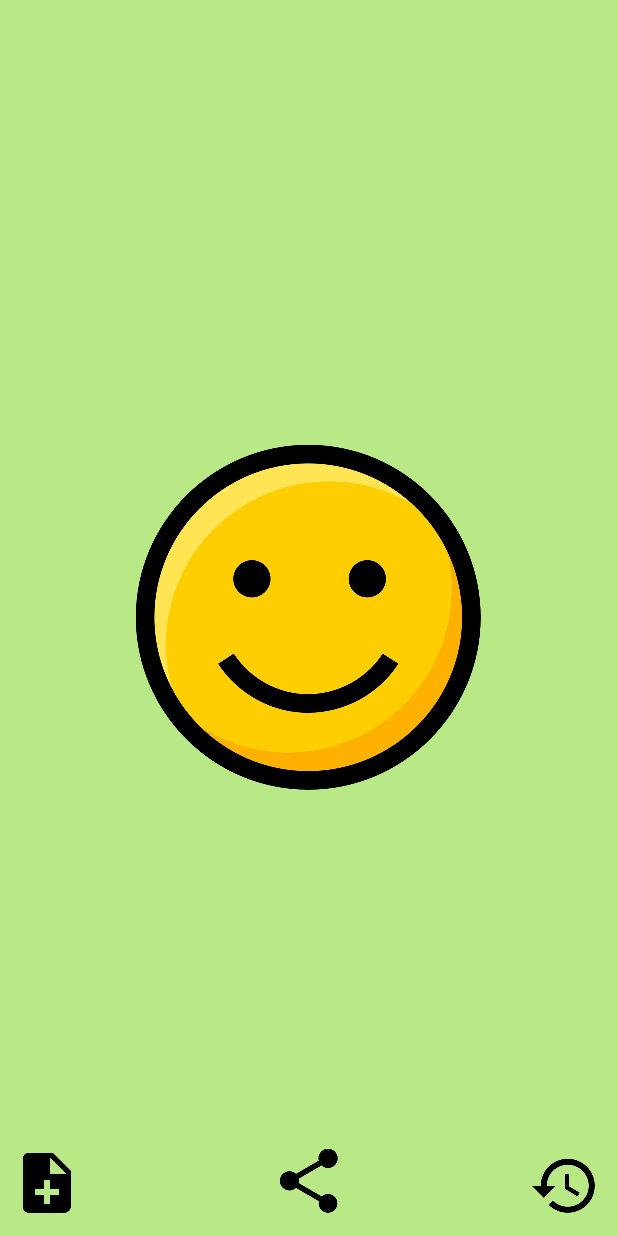
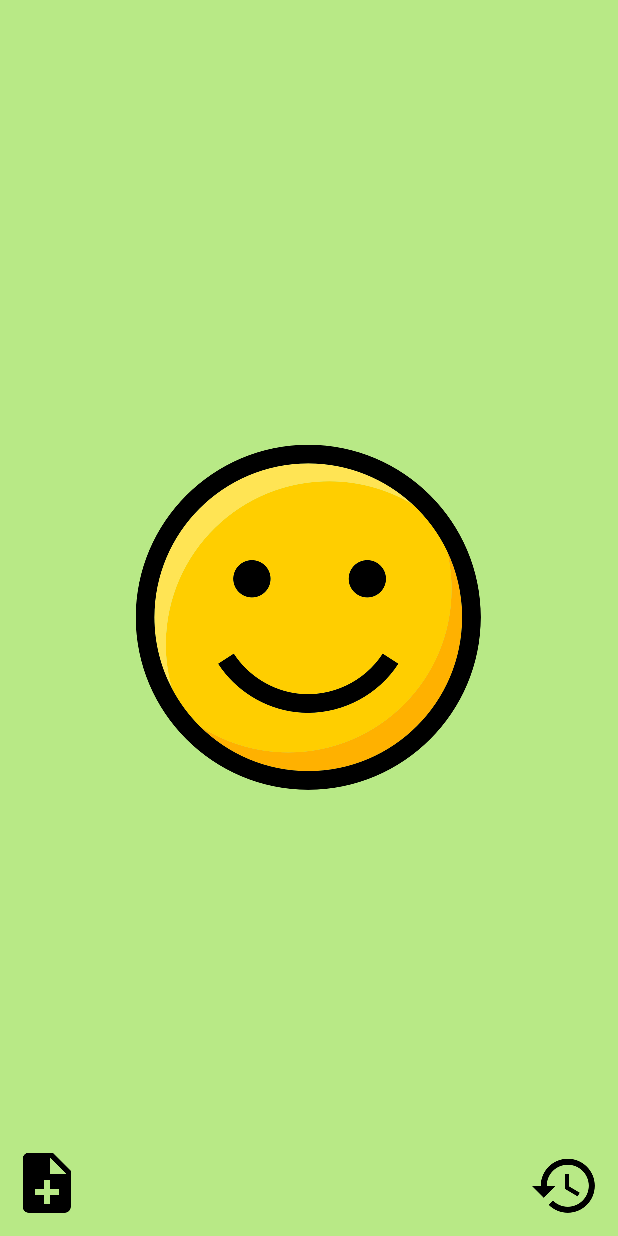
Before and after one commit to Shayds34/MoodTracker, an Android app: the screen it shows after launch (MainActivity), on a phone screen of 412 x 824 dp. Run offline under Robolectric (Android 15) with nearby library versions, the phone set to English and light mode, and no system bars; 2 statements that could not run were skipped.

Commit message:
Remove Share ImageView

```diff
--- a/app/src/main/res/layout/activity_main.xml
+++ b/app/src/main/res/layout/activity_main.xml
@@ -21,24 +21,17 @@
         android:layout_height="wrap_content"
         android:layout_margin="15dp"
         android:layout_gravity="bottom|start"
-        android:src="@drawable/ic_note_add_black"/>
+        android:src="@drawable/ic_note_add_black"
+        tools:ignore="ContentDescription"/>
 
-    <ImageView
-        android:id="@+id/share_fab"
-        android:layout_width="wrap_content"
-        android:layout_height="wrap_content"
-        android:layout_margin="15dp"
-        android:layout_gravity="bottom|center"
-        android:src="@drawable/share_symbol"/>
 
     <ImageView
         android:id="@+id/history_fab"
         android:layout_width="wrap_content"
         android:layout_height="wrap_content"
         android:layout_margin="15dp"
-        android:layout_alignParentBottom="true"
-        android:layout_alignParentEnd="true"
         android:layout_gravity="bottom|end"
-        android:src="@drawable/ic_history_black"/>
+        android:src="@drawable/ic_history_black"
+        tools:ignore="ContentDescription"/>
 
 </FrameLayout>
```
